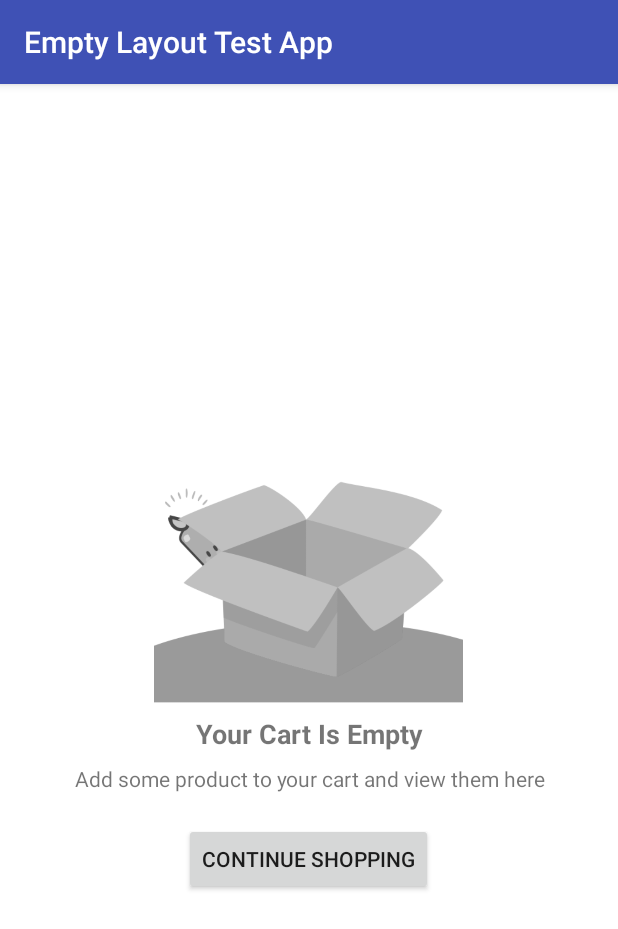
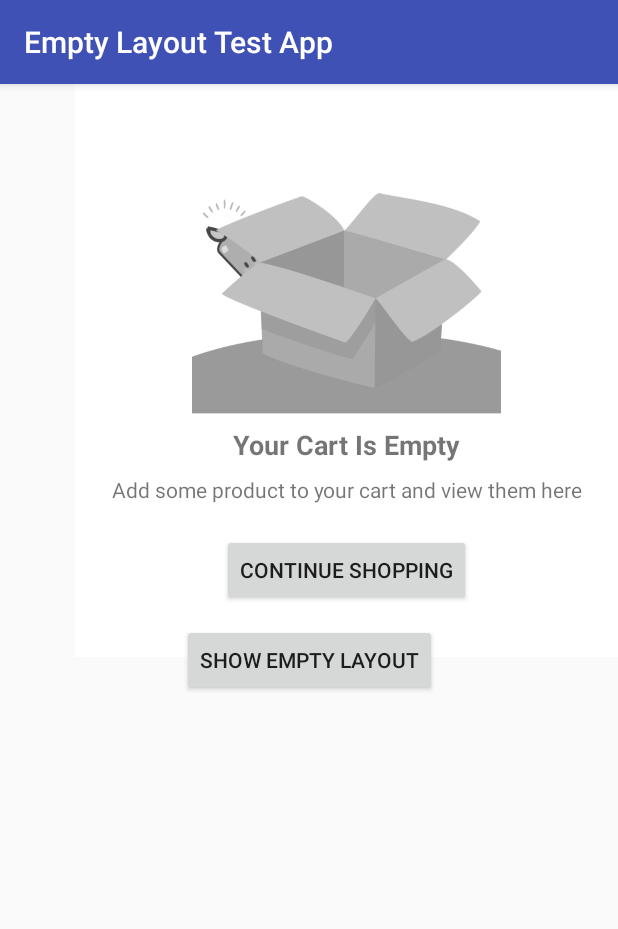
Before and after one commit to Dark-Monk/EmptyLayoutApp, an Android app: the screen it shows after launch (MainActivity), after a tap on "SHOW EMPTY LAYOUT", on a phone screen of 412 x 824 dp. Shown: the top 929 px of the screen. Run offline under Robolectric (Android 15) with nearby library versions, the phone set to English and light mode, and no system bars; our stand-ins replace data binding.

Commit message:
updated for view

```diff
--- a/app/src/main/java/com/example/vedeshkumar/emptylayouttestapp/MainActivity.java
+++ b/app/src/main/java/com/example/vedeshkumar/emptylayouttestapp/MainActivity.java
@@ -30,6 +30,6 @@ public class MainActivity extends AppCompatActivity {
                         getSupportFragmentManager().popBackStack();
                     }
                 })
-                .show(this);
+                .show(this, R.id.testing);
     }
 }
--- a/app/src/main/res/layout/activity_main.xml
+++ b/app/src/main/res/layout/activity_main.xml
@@ -5,6 +5,14 @@
     android:layout_width="match_parent"
     android:layout_height="match_parent"
     tools:context="com.example.vedeshkumar.emptylayouttestapp.MainActivity">
+
+    <LinearLayout
+        android:id="@+id/testing"
+        android:layout_width="match_parent"
+        android:layout_height="wrap_content"
+        android:layout_marginLeft="50dp"
+        android:layout_marginStart="50dp"
+        android:orientation="horizontal" />
 
     <Button
         android:layout_width="wrap_content"
--- a/empty/src/main/java/com/mobikul/emptylayout/EmptyFragment.java
+++ b/empty/src/main/java/com/mobikul/emptylayout/EmptyFragment.java
@@ -147,9 +147,9 @@ public class EmptyFragment extends Fragment {
         TO SHOW THE FRAGMENT
      ------------------------------------------------------------------------------------------------------------------------------------------------------------*/
 
-    public EmptyFragment show(Activity activity) {
+    public EmptyFragment show(Activity activity, int view) {
         FragmentTransaction fragmentTransaction = ((FragmentActivity) activity).getSupportFragmentManager().beginTransaction();
-        fragmentTransaction.replace(android.R.id.content, this, EmptyFragment.class.getSimpleName());
+        fragmentTransaction.replace(view, this, EmptyFragment.class.getSimpleName());
         fragmentTransaction.addToBackStack(EmptyFragment.class.getSimpleName());
         fragmentTransaction.commit();
         return this;
```
